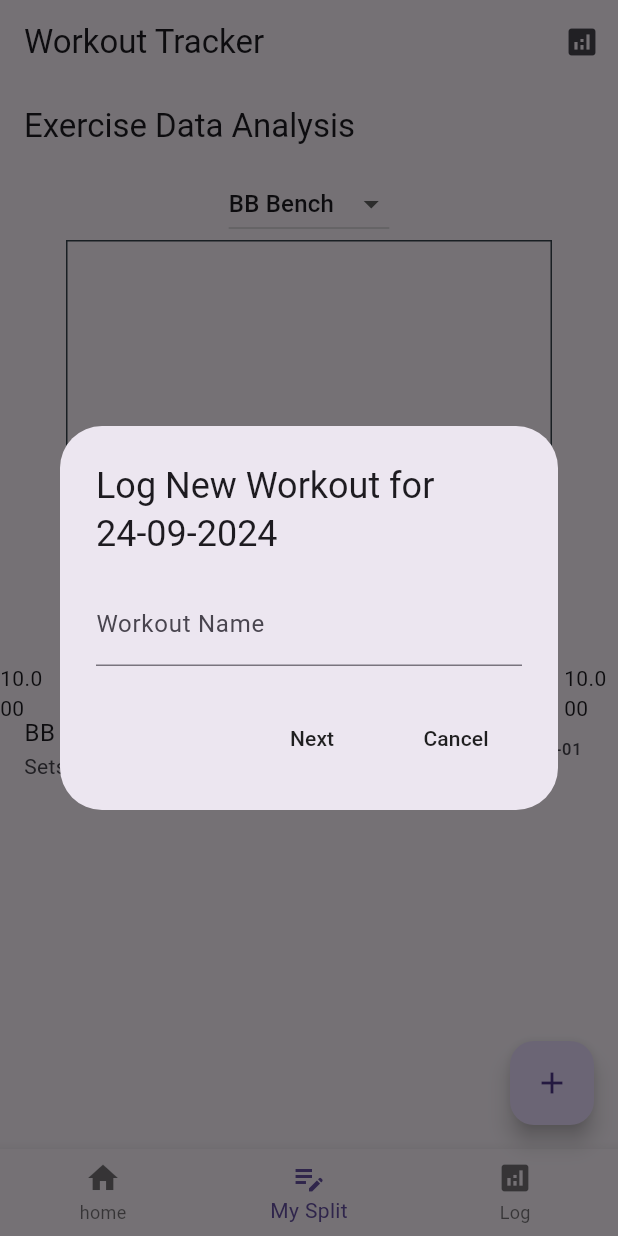
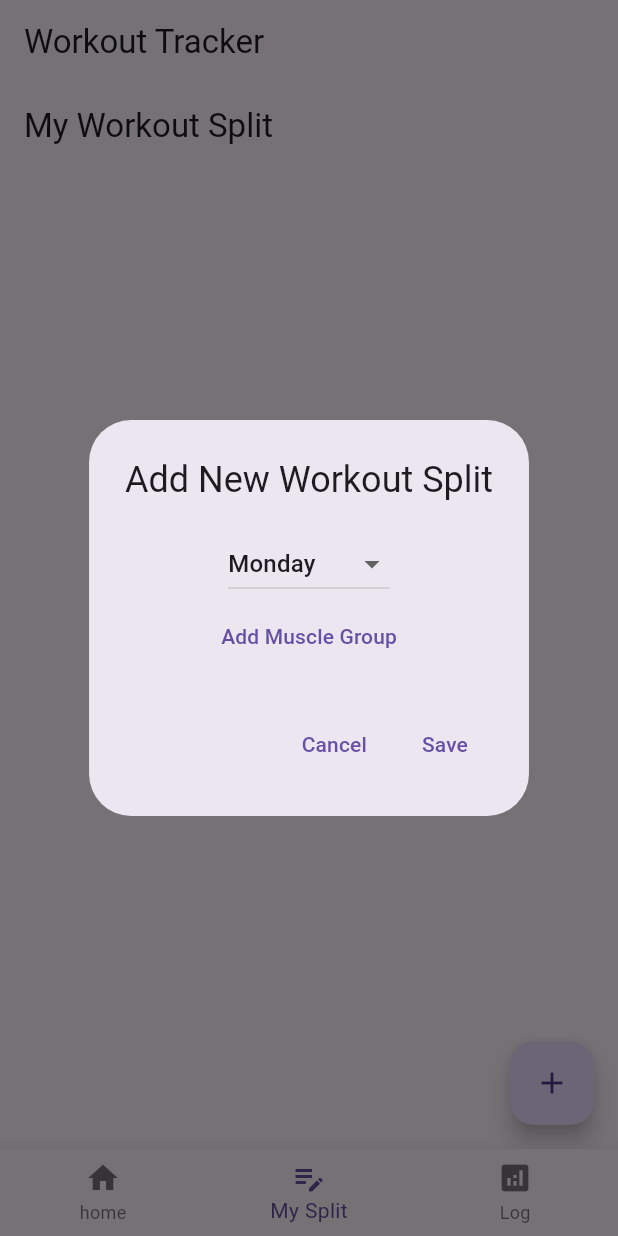
Before and after one commit to Samuel-J-Mathew/Overload--Workout-Nutrition-Weight-Tracker-ClientSide, a Flutter app: the screen it shows after launch, item 2 of the bottom bar chosen, after a tap on the "add" icon, on a phone screen of 412 x 824 dp. Run offline on Flutter 3.47's test engine with Material 3 defaults, Android fonts, the light colour scheme and no system bars; drawn by our look-alikes of fl_chart; our stand-ins replace dropdown_button2, dropdown_search, flutter_heatmap_calendar, hive_flutter, table_calendar; accounts and stored records are empty.

Commit message:
my split updated

```diff
--- /dev/null
+++ b/lib/data/WorkoutSplit.dart
@@ -0,0 +1,25 @@
+// Define the ExerciseDetail class to store details about each exercise.
+class ExerciseDetail {
+  String name;
+  int reps;
+  int sets;
+  double weight;
+
+  ExerciseDetail({required this.name, required this.reps, required this.sets, required this.weight});
+}
+
+// Define the MuscleGroupSplit class to store exercises under a muscle group.
+class MuscleGroupSplit {
+  String muscleGroupName;
+  List<ExerciseDetail> exercises;
+
+  MuscleGroupSplit({required this.muscleGroupName, required this.exercises});
+}
+
+// Define the WorkoutSplit class to store all muscle groups under a specific day.
+class WorkoutSplit {
+  String day;
+  List<MuscleGroupSplit> muscleGroups;
+
+  WorkoutSplit({required this.day, required this.muscleGroups});
+}
--- a/lib/data/exercise_list.dart
+++ b/lib/data/exercise_list.dart
@@ -6,6 +6,8 @@ List<SingleExercise> exerciseList = [
   SingleExercise(name: "Pull-Ups", muscleGroup: "Back"),
   SingleExercise(name: "Sit-Ups", muscleGroup: "Abs"),
   SingleExercise(name: "Bicycle Crunches", muscleGroup: "Abs"),
+  SingleExercise(name: "Leg Raises", muscleGroup: "Abs"),
+  SingleExercise(name: "Cable Crunches", muscleGroup: "Abs"),
   SingleExercise(name: "Deadlifts", muscleGroup: "Back"),
   SingleExercise(name: "DB Rows", muscleGroup: "Back"),
   SingleExercise(name: "Lat Pulldowns", muscleGroup: "Back"),
--- a/lib/data/hive_database.dart
+++ b/lib/data/hive_database.dart
@@ -2,6 +2,7 @@ import 'package:gymapp/datetime/date_time.dart';
 import 'package:hive_flutter/hive_flutter.dart';
 import '../models/exercise.dart';
 import '../models/workout.dart';
+import 'WorkoutSplit.dart';
 
 class HiveDatabase {
   //reference our hive box
@@ -115,7 +116,40 @@ class HiveDatabase {
     }
       return false;
   }
+  // Save Workout Splits
+  void saveWorkoutSplits(List<WorkoutSplit> splits) {
+    List<Map> storedSplits = splits.map((split) => {
+      'day': split.day,
+      'muscleGroups': split.muscleGroups.map((mg) => {
+        'muscleGroupName': mg.muscleGroupName,
+        'exercises': mg.exercises.map((exercise) => {
+          'name': exercise.name,
+          'reps': exercise.reps,
+          'sets': exercise.sets,
+          'weight': exercise.weight,
+        }).toList()
+      }).toList(),
+    }).toList();
 
+    _myBox.put('workout_splits', storedSplits);
+  }
+
+  // Load Workout Splits
+  List<WorkoutSplit> loadWorkoutSplits() {
+    var storedSplits = _myBox.get('workout_splits', defaultValue: []);
+    return storedSplits.map<WorkoutSplit>((split) => WorkoutSplit(
+      day: split['day'],
+      muscleGroups: (split['muscleGroups'] as List).map<MuscleGroupSplit>((mg) => MuscleGroupSplit(
+        muscleGroupName: mg['muscleGroupName'],
+        exercises: (mg['exercises'] as List).map<ExerciseDetail>((ex) => ExerciseDetail(
+          name: ex['name'],
+          reps: ex['reps'],
+          sets: ex['sets'],
+          weight: ex['weight'],
+        )).toList(),
+      )).toList(),
+    )).toList();
+  }
 // return completion status of a given date yyyymmdd
 int getCompletionStatus(String yyyymmdd){
     //returns 0 or 1, if null then return 0
--- /dev/null
+++ b/lib/pages/MySplitPage.dart
@@ -0,0 +1,336 @@
+import 'package:dropdown_button2/dropdown_button2.dart';
+import 'package:flutter/material.dart';
+import '../data/WorkoutSplit.dart';
+import '../data/hive_database.dart';
+
+class MySplitPage extends StatefulWidget {
+  @override
+  _MySplitPageState createState() => _MySplitPageState();
+}
+
+class _MySplitPageState extends State<MySplitPage> {
+  List<WorkoutSplit> weeklySplits = [];
+  HiveDatabase db = HiveDatabase();
+
+  @override
+  void initState() {
+    super.initState();
+    weeklySplits = db.loadWorkoutSplits(); // Load splits on initialization
+  }
+  List<String> muscleGroups = [
+    'Chest', 'Back', 'Legs', 'Arms', 'Shoulders', 'Triceps'
+  ];
+  List<String> selectedMuscleGroups = [];
+  @override
+  Widget build(BuildContext context) {
+    return Scaffold(
+      appBar: AppBar(
+        title: Text('My Workout Split'),
+      ),
+      body: ListView.builder(
+        itemCount: weeklySplits.length,
+        itemBuilder: (context, index) {
+          return ExpansionTile(
+            title: Text(weeklySplits[index].day),
+            trailing: IconButton(
+              icon: Icon(Icons.delete, color: Colors.red),
+              onPressed: () => _confirmDelete(index),
+            ),
+            children: weeklySplits[index].muscleGroups.map((mg) => ListTile(
+              title: Text(mg.muscleGroupName),
+              subtitle: Column(
+                children: mg.exercises.map((exercise) => ListTile(
+                  title: Text(exercise.name),
+                  subtitle: Text('${exercise.sets} sets x ${exercise.reps} reps at ${exercise.weight} lbs'),
+                )).toList(),
+              ),
+            )).toList(),
+          );
+        },
+      ),
+      floatingActionButton: FloatingActionButton(
+        onPressed: _addNewSplit,
+        tooltip: 'Add New Split',
+        child: Icon(Icons.add),
+      ),
+    );
+  }
+  void _confirmDelete(int index) {
+    showDialog(
+      context: context,
+      builder: (BuildContext context) {
+        return AlertDialog(
+          title: Text('Confirm Deletion'),
+          content: Text('Are you sure you want to delete this workout day?'),
+          actions: <Widget>[
+            TextButton(
+              onPressed: () {
+                Navigator.pop(context); // Dismiss the dialog but don't delete
+              },
+              child: Text('Cancel'),
+            ),
+            TextButton(
+              onPressed: () {
+                _deleteWorkoutDay(index); // Proceed with deletion
+                Navigator.pop(context);
+              },
+              child: Text('Delete', style: TextStyle(color: Colors.red)),
+            ),
+          ],
+        );
+      },
+    );
+  }
+  void _deleteWorkoutDay(int index) {
+    setState(() {
+      weeklySplits.removeAt(index); // Remove the split from the list
+    });
+    db.saveWorkoutSplits(weeklySplits); // Save the updated list to the database
+  }
+  void _addNewSplit() {
+    String selectedDay = 'Monday'; // Default day
+    List<MuscleGroupSplit> muscleGroups = [];
+
+    showDialog(
+      context: context,
+      builder: (BuildContext context) {
+        return AlertDialog(
+          title: Text('Add New Workout Split'),
+          content: SingleChildScrollView(
+            child: Column(
+              mainAxisSize: MainAxisSize.min,
+              children: <Widget>[
+                DropdownButton<String>(
+                  value: selectedDay,
+                  onChanged: (String? newValue) {
+                    setState(() {
+                      selectedDay = newValue!;
+                    });
+                  },
+                  items: <String>['Monday', 'Tuesday', 'Wednesday', 'Thursday', 'Friday', 'Saturday', 'Sunday']
+                      .map<DropdownMenuItem<String>>((String value) {
+                    return DropdownMenuItem<String>(
+                      value: value,
+                      child: Text(value),
+                    );
+                  }).toList(),
+                ),
+                ...muscleGroups.map((mg) => ListTile(
+                  title: Text(mg.muscleGroupName),
+                  subtitle: Text(mg.exercises.map((e) => e.name).join(', ')),
+                )),
+                TextButton(
+                  onPressed: () => _addMuscleGroup(muscleGroups),
+                  child: Text('Add Muscle Group'),
+                ),
+              ],
+            ),
+          ),
+          actions: <Widget>[
+            TextButton(
+              onPressed: () => Navigator.pop(context),
+              child: Text('Cancel'),
+            ),
+            TextButton(
+              onPressed: () {
+                if (selectedDay.isNotEmpty) {
+                  setState(() {
+                    weeklySplits.add(WorkoutSplit(day: selectedDay, muscleGroups: muscleGroups));
+                  });
+                  Navigator.pop(context);
+                }
+              },
+              child: Text('Save'),
+            ),
+          ],
+        );
+      },
+    );
+  }
+  @override
+  void dispose() {
+    db.saveWorkoutSplits(weeklySplits); // Save splits when the page is disposed
+    super.dispose();
+  }
+  void _addMuscleGroup(List<MuscleGroupSplit> muscleGroups) {
+    List<String> allMuscleGroups = ['Chest', 'Back', 'Legs', 'Arms', 'Shoulders']; // Example muscle groups
+    List<String> selectedMuscleGroupNames = [];
+
+    showDialog(
+      context: context,
+      builder: (BuildContext context) {
+        return StatefulBuilder( // This will allow us to update the state inside the dialog
+          builder: (context, setState) {
+            return AlertDialog(
+              title: Text('Add Muscle Group'),
+              content: SingleChildScrollView(
+                child: Column(
+                  mainAxisSize: MainAxisSize.min,
+                  children: <Widget>[
+                    DropdownButtonHideUnderline(
+                      child: DropdownButton2<String>(
+                        isExpanded: true,
+                        hint: Text(
+                          'Select Muscle Groups',
+                          style: TextStyle(
+                            fontSize: 14,
+                            color: Theme.of(context).hintColor,
+                          ),
+                        ),
+                        items: allMuscleGroups.map((item) {
+                          return DropdownMenuItem(
+                            value: item,
+                            enabled: false,
+                            child: StatefulBuilder(
+                              builder: (context, menuSetState) {
+                                final isSelected = selectedMuscleGroupNames.contains(item);
+                                return InkWell(
+                                  onTap: () {
+                                    isSelected ? selectedMuscleGroupNames.remove(item) : selectedMuscleGroupNames.add(item);
+                                    setState(() {}); // State update to refresh dialog
+                                    menuSetState(() {});
+                                  },
+                                  child: Container(
+                                    height: double.infinity,
+                                    padding: const EdgeInsets.symmetric(horizontal: 16.0),
+                                    child: Row(
+                                      children: [
+                                        Icon(isSelected ? Icons.check_box_outlined : Icons.check_box_outline_blank),
+                                        const SizedBox(width: 16),
+                                        Text(item),
+                                      ],
+                                    ),
+                                  ),
+                                );
+                              },
+                            ),
+                          );
+                        }).toList(),
+                        onChanged: (value) {},
+                        selectedItemBuilder: (context) {
+                          return allMuscleGroups.map(
+                                (item) {
+                              return Container(
+                                alignment: AlignmentDirectional.center,
+                                child: Text(
+                                  selectedMuscleGroupNames.join(', '),
+                                  style: const TextStyle(
+                                    fontSize: 14,
+                                    overflow: TextOverflow.ellipsis,
+                                  ),
+                                  maxLines: 1,
+                                ),
+                              );
+                            },
+                          ).toList();
+                        },
+                      ),
+                    ),
+                    if (selectedMuscleGroupNames.isNotEmpty)
+                      Column(
+                        children: selectedMuscleGroupNames.map((mg) {
+                          return ListTile(
+                            title: Text(mg),
+                            trailing: IconButton(
+                              icon: Icon(Icons.add),
+                              onPressed: () {
+                                // This could open another dialog to add exercises for this specific muscle group
+                                _addExercise(muscleGroups, mg);
+                              },
+                            ),
+                          );
+                        }).toList(),
+                      ),
+                  ],
+                ),
+              ),
+              actions: <Widget>[
+                TextButton(
+                  onPressed: () => Navigator.pop(context),
+                  child: Text('Cancel'),
+                ),
+                TextButton(
+                  onPressed: () {
+                    muscleGroups.addAll(selectedMuscleGroupNames.map((name) => MuscleGroupSplit(muscleGroupName: name, exercises: [])));
+                    Navigator.pop(context);
+                  },
+                  child: Text('Save Muscle Group'),
+                ),
+              ],
+            );
+          },
+        );
+      },
+    );
+  }
+
+
+
+
+  void _addExercise(List<MuscleGroupSplit> muscleGroups, String muscleGroupName) {
+    String exerciseName = '';
+    int reps = 0;
+    int sets = 0;
+    double weight = 0;
+
+    showDialog(
+      context: context,
+      builder: (BuildContext context) {
+        return AlertDialog(
+          title: Text('Add Exercise to $muscleGroupName'),
+          content: SingleChildScrollView(
+            child: Column(
+              mainAxisSize: MainAxisSize.min,
+              children: <Widget>[
+                TextField(
+                  autofocus: true,
+                  decoration: InputDecoration(labelText: 'Exercise Name'),
+                  onChanged: (value) => exerciseName = value,
+                ),
+                TextField(
+                  decoration: InputDecoration(labelText: 'Reps'),
+                  onChanged: (value) => reps = int.parse(value),
+                ),
+                TextField(
+                  decoration: InputDecoration(labelText: 'Sets'),
+                  onChanged: (value) => sets = int.parse(value),
+                ),
+                TextField(
+                  decoration: InputDecoration(labelText: 'Weight (lbs)'),
+                  onChanged: (value) => weight = double.parse(value),
+                ),
+              ],
+            ),
+          ),
+          actions: <Widget>[
+            TextButton(
+              onPressed: () => Navigator.pop(context),
+              child: Text('Cancel'),
+            ),
+            TextButton(
+              onPressed: () {
+                if (exerciseName.isNotEmpty && reps > 0 && sets > 0 && weight > 0) {
+                  // Find the muscle group by name and add the new exercise
+                  var muscleGroup = muscleGroups.firstWhere(
+                          (mg) => mg.muscleGroupName == muscleGroupName,
+                      orElse: () => MuscleGroupSplit(muscleGroupName: muscleGroupName, exercises: [])
+                  );
+                  if (!muscleGroups.contains(muscleGroup)) {
+                    muscleGroups.add(muscleGroup);
+                  }
+                  muscleGroup.exercises.add(ExerciseDetail(name: exerciseName, reps: reps, sets: sets, weight: weight));
+
+                  // Update the UI to reflect the change
+                  setState(() {});
+                  Navigator.pop(context);
+                }
+              },
+              child: Text('Add Exercise'),
+            ),
+          ],
+        );
+      },
+    );
+  }
+
+}
--- a/lib/pages/home_page.dart
+++ b/lib/pages/home_page.dart
@@ -7,6 +7,7 @@ import '../models/heat_map.dart';
 import '../models/calender.dart';
 import '../models/workout.dart';
 import 'DataAnalysisPage.dart';
+import 'MySplitPage.dart';
 import 'workout_page.dart';
 
 class HomePage extends StatefulWidget {
@@ -207,7 +208,7 @@ class _HomePageState extends State<HomePage> {
       case 0:
         return buildHomePageBody();
       case 1:
-        return DataAnalysisPage();  // Assume this is another widget for "My Split"
+        return MySplitPage();  // Assume this is another widget for "My Split"
       case 2:
         return DataAnalysisPage();      // Assume this is another widget for "Log"
       default:
@@ -215,7 +216,9 @@ class _HomePageState extends State<HomePage> {
     }
   }
   Widget buildHomePageBody() {
-   return Column(
+    return Stack(
+      children: [
+        Column(
           children: [
             // Display HeatMap first
             Expanded(
@@ -280,9 +283,19 @@ class _HomePageState extends State<HomePage> {
               ),
             ),
           ],
+        ),
+        Positioned(
+          bottom: 20,
+          right: 20,
+          child: FloatingActionButton(
+            onPressed: () => createNewWorkout(DateTime.now()),
+            child: const Icon(Icons.add),
+          ),
+        ),
+      ],
     );
+  }
 
-  }
   @override
   Widget build(BuildContext context) {
     final workoutData = Provider.of<WorkoutData>(context);
@@ -293,22 +306,10 @@ class _HomePageState extends State<HomePage> {
         appBar: AppBar(
           title: const Text('Workout Tracker'),
           actions: <Widget>[
-            IconButton(
-              icon: const Icon(Icons.analytics),
-              onPressed: () {
-                Navigator.push(
-                  context,
-                  MaterialPageRoute(builder: (context) => DataAnalysisPage()),
-                );
-              },
-              tooltip: 'Analyze Data',
-            ),
+
           ],
         ),
-        floatingActionButton: FloatingActionButton(
-          onPressed: () => createNewWorkout(DateTime.now()),
-          child: const Icon(Icons.add),
-        ),
+
         backgroundColor: Colors.grey[300],
         body: _buildBody(),
 
@@ -328,3 +329,4 @@ class _HomePageState extends State<HomePage> {
     );
   }
 }
+// workout not getting saved to heatmap and db database
--- a/pubspec.yaml
+++ b/pubspec.yaml
@@ -44,6 +44,7 @@ dependencies:
   flutter_heatmap_calendar: ^1.0.5
   table_calendar: ^3.0.5
   dropdown_search: ^5.0.6
+  dropdown_button2: ^2.3.9
   fl_chart: ^0.69.0
   uuid: ^4.5.0
 dev_dependencies:
```
Also changed, not shown: pubspec.lock. Lines whose indentation alone changed are shown as unchanged.
